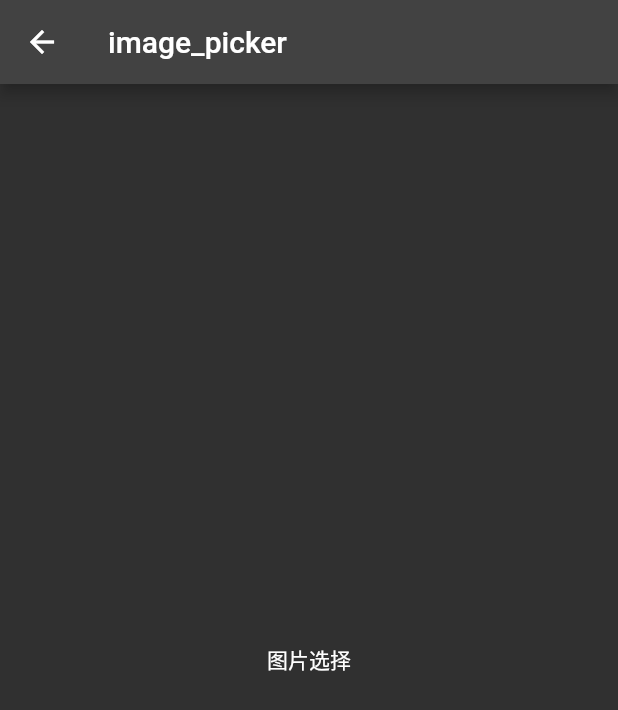
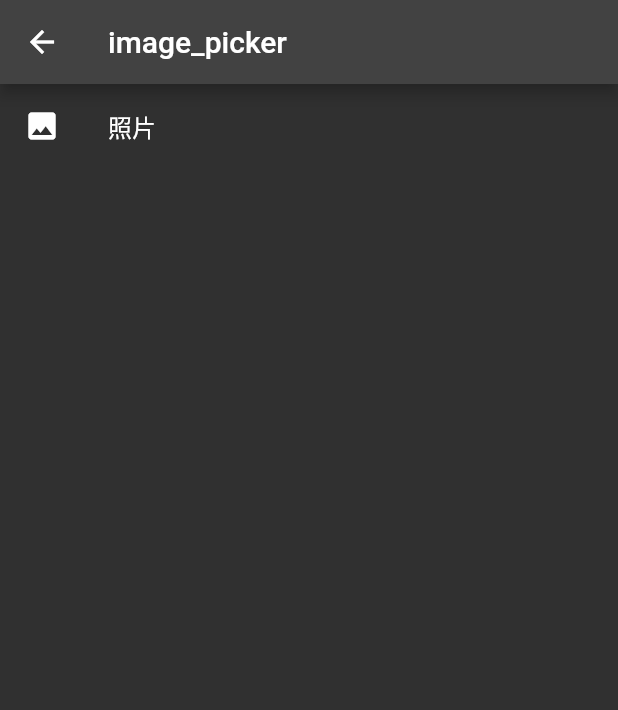
Before and after one commit to jielyu/flutter_demos, a Flutter app: the screen it shows after launch, after a tap on "image_picker", on a phone screen of 412 x 824 dp. Shown: the top 710 px of the screen. Run offline on Flutter 3.47's test engine with Material 2 defaults, Android fonts, the phone set to English and light mode, and no system bars; our stand-ins replace auto_size_text, badges, flutter_local_notifications, image_picker, persistent_bottom_nav_bar, styled_text and 1 more; missing offline and left inert: flutter_math_fork, flutter_statusbarcolor_ns.

Commit message:
feat(flutter_package_s01): 增加image_picker，增加占位符

```diff
--- a/flutter_package_s01/lib/image_picker_page.dart
+++ b/flutter_package_s01/lib/image_picker_page.dart
@@ -1,4 +1,5 @@
 import 'package:flutter/material.dart';
+import 'package:image_picker/image_picker.dart';
 
 class ImagePickerPage extends StatefulWidget {
   const ImagePickerPage({Key? key}) : super(key: key);
@@ -8,6 +9,7 @@ class ImagePickerPage extends StatefulWidget {
 }
 
 class _ImagePickerPageState extends State<ImagePickerPage> {
+  final ImagePicker _picker = ImagePicker();
   @override
   Widget build(BuildContext context) {
     return Scaffold(
@@ -16,7 +18,34 @@ class _ImagePickerPageState extends State<ImagePickerPage> {
       ),
       body: Container(
         alignment: Alignment.center,
-        child: const Text("图片选择"),
+        child: ListView(
+          children: [
+            ListTile(
+              leading: const Icon(Icons.photo),
+              title: const Text("照片"),
+              onTap: () async {
+                try {
+                  final List<XFile>? pickedFileList =
+                      await _picker.pickMultiImage(
+                    maxWidth: 19200,
+                    maxHeight: 10800,
+                    imageQuality: 100,
+                  );
+                  if (pickedFileList != null) {
+                    print(pickedFileList.length);
+                    for (var i in pickedFileList) {
+                      print(i.path);
+                    }
+                  } else {
+                    print("empty");
+                  }
+                } catch (e) {
+                  print("exception: $e");
+                }
+              },
+            )
+          ],
+        ),
       ),
     );
   }
--- a/flutter_package_s01/lib/main.dart
+++ b/flutter_package_s01/lib/main.dart
@@ -4,6 +4,14 @@ import 'package:flutter_statusbarcolor_ns/flutter_statusbarcolor_ns.dart';
 import 'image_picker_page.dart';
 import 'provider_page.dart';
 import 'webview_flutter_page.dart';
+import 'local_notification_page.dart';
+import 'awesome_dialog_page.dart';
+import 'color_picker_page.dart';
+import 'file_picker_page.dart';
+import 'qr_code_page.dart';
+import 'share_page.dart';
+import 'sqflite_page.dart';
+import 'video_player_page.dart';
 
 void main() {
   runApp(MyApp());
@@ -15,6 +23,14 @@ class MyApp extends StatelessWidget {
     "/webview_flutter": (context) => const WebviewPage(),
     "/provider": (context) => const ProviderPage(),
     "/image_picker": (context) => const ImagePickerPage(),
+    "/local_notification": (context) => const LocalNotificationPage(),
+    "/sqflite": (context) => const SqflitePage(),
+    "/video_player": (context) => const VideoPlayerPage(),
+    "/qr_code": (context) => const QRCodePage(),
+    "/color_picker": (context) => const ColorPickerPage(),
+    "/awesome_dialog": (context) => const AwesomeDialog(),
+    "/file_picker": (context) => const FilePickerPage(),
+    "/share": (context) => const SharePage(),
   };
   MyApp({Key? key}) : super(key: key);
 
@@ -69,6 +85,14 @@ class _HomePageState extends State<HomePage> {
           _buildListItem("webview_flutter", Icons.web),
           _buildListItem("provider", Icons.person),
           _buildListItem("image_picker", Icons.person),
+          _buildListItem("local_notification", Icons.person),
+          _buildListItem("sqflite", Icons.person),
+          _buildListItem("video_player", Icons.person),
+          _buildListItem("qr_code", Icons.person),
+          _buildListItem("color_picker", Icons.person),
+          _buildListItem("awesome_dialog", Icons.person),
+          _buildListItem("file_picker", Icons.person),
+          _buildListItem("share", Icons.person),
           ListTile(
             leading: const Icon(Icons.color_lens),
             title: const Text("flutter_statusbarcolor_ns"),
--- a/flutter_package_s01/pubspec.yaml
+++ b/flutter_package_s01/pubspec.yaml
@@ -39,6 +39,8 @@ dependencies:
   path_provider: ^2.0.9
   provider: ^6.0.2
   badges: ^2.0.2
+  image_picker: ^0.8.4
+  flutter_local_notifications: ^9.4.0
 
 dev_dependencies:
   flutter_test:
```
Also changed, not shown: flutter_package_s01/lib/awesome_dialog_page.dart (added, +23 -0 lines), flutter_package_s01/lib/color_picker_page.dart (added, +23 -0 lines), flutter_package_s01/lib/file_picker_page.dart (added, +23 -0 lines), flutter_package_s01/lib/local_notification_page.dart (added, +29 -0 lines), flutter_package_s01/lib/qr_code_page.dart (added, +23 -0 lines), flutter_package_s01/lib/share_page.dart (added, +23 -0 lines), flutter_package_s01/lib/sqflite_page.dart (added, +23 -0 lines), flutter_package_s01/lib/video_player_page.dart (added, +23 -0 lines), flutter_package_s01/pubspec.lock, 4 other files.
